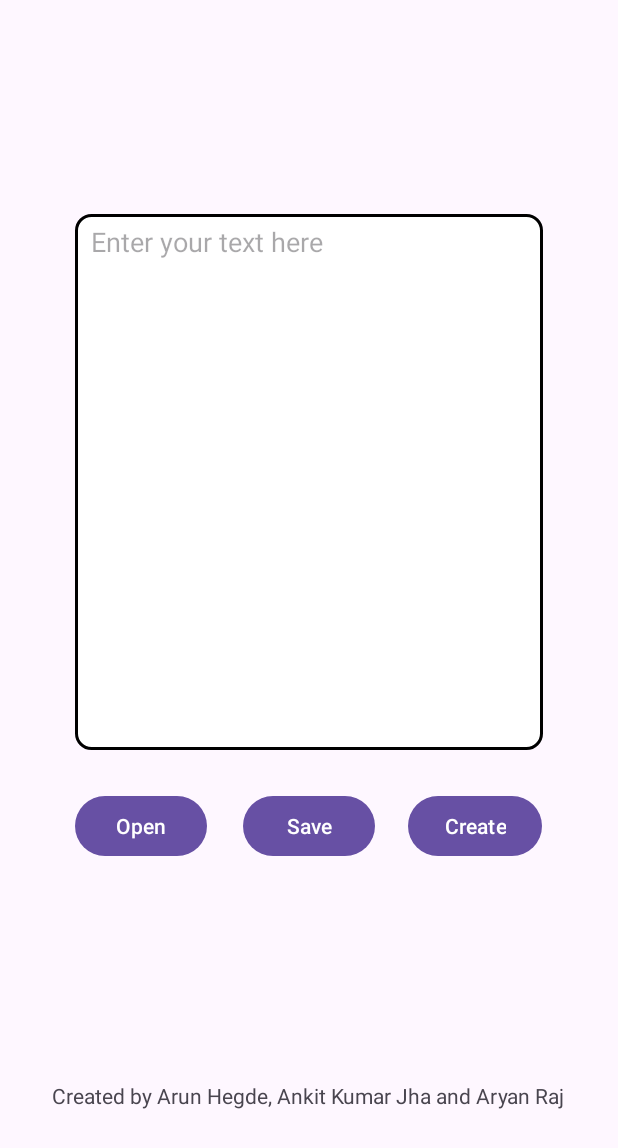
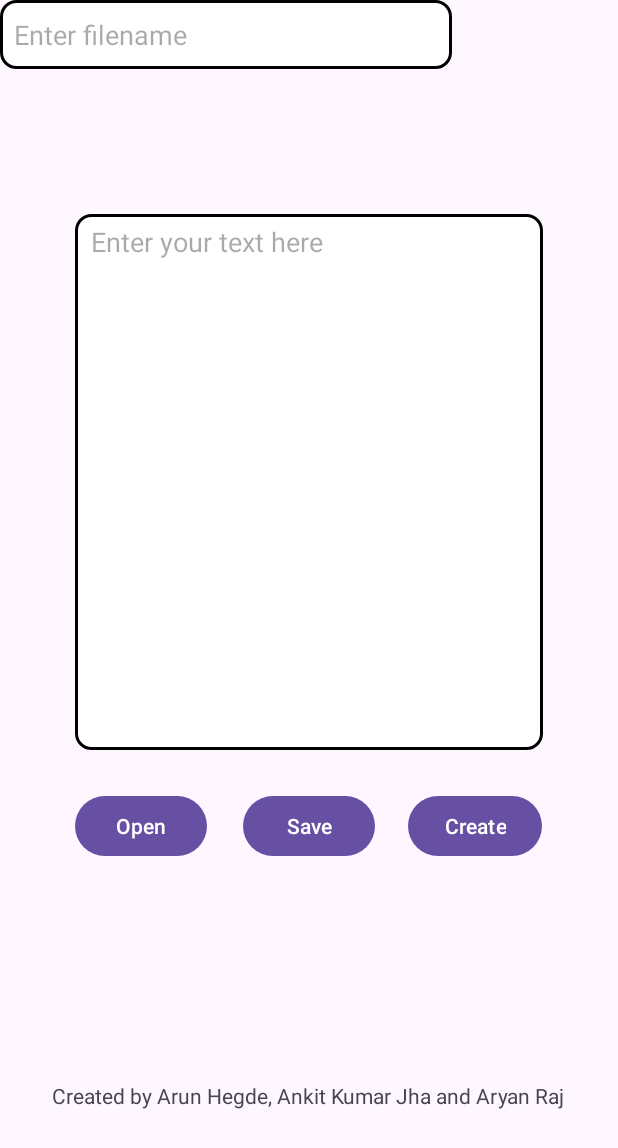
Before and after one commit to Arunhegde1231/TextCreate, an Android app: the screen it shows after launch (MainActivity), after a tap on "Create", on a phone screen of 412 x 824 dp. Shown: the top 1148 px of the screen. Run offline under Robolectric (Android 15) with nearby library versions, the phone set to English and light mode, and no system bars.

Commit message:
Fifth Commit

```diff
--- a/app/src/main/java/com/example/textcreate/MainActivity.java
+++ b/app/src/main/java/com/example/textcreate/MainActivity.java
@@ -17,6 +17,7 @@ import java.io.IOException;
 
 public class MainActivity extends AppCompatActivity {
     private EditText editText;
+    private EditText filename;
 
     private File file;
 
@@ -26,6 +27,7 @@ public class MainActivity extends AppCompatActivity {
         setContentView(R.layout.activity_main);
 
         editText = findViewById(R.id.editTextText);
+        filename=findViewById(R.id.fileNameEditText);
         Button createButton = findViewById(R.id.createButton);
         Button saveButton = findViewById(R.id.saveButton);
         Button openButton = findViewById(R.id.openButton);
@@ -53,7 +55,10 @@ public class MainActivity extends AppCompatActivity {
     }
 
     private void createFile() {
-        String fileName = "example.txt";
+        String fileName = filename.getText().toString();
+        if(fileName.isEmpty()){
+            Toast.makeText(MainActivity.this, "Enter a file name",Toast.LENGTH_SHORT).show();
+        }
         File documentsFolder = Environment.getExternalStoragePublicDirectory(Environment.DIRECTORY_DOCUMENTS);
         file = new File(documentsFolder, fileName);
         try {
--- a/app/src/main/res/layout/activity_main.xml
+++ b/app/src/main/res/layout/activity_main.xml
@@ -86,4 +86,17 @@
         app:layout_constraintStart_toStartOf="parent"
         app:layout_constraintTop_toTopOf="parent" />
 
+    <EditText
+        android:id="@+id/fileNameEditText"
+        android:layout_width="301dp"
+        android:layout_height="46dp"
+        android:width="300dp"
+        android:height="200dp"
+        android:background="@drawable/background"
+        android:ems="10"
+        android:hint="  Enter filename"
+        android:inputType="text"
+        tools:layout_editor_absoluteX="54dp"
+        tools:layout_editor_absoluteY="25dp" />
+
 </androidx.constraintlayout.widget.ConstraintLayout>
```
